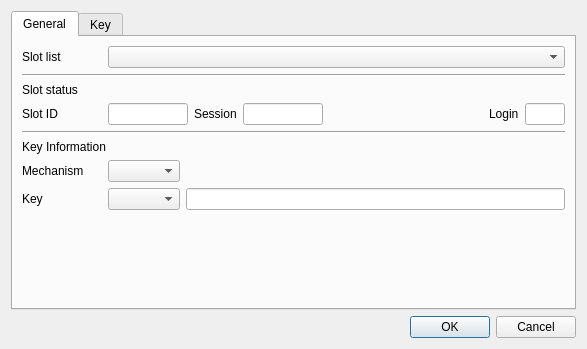
Before: the Qt Designer form CryptokiMan/create_key_dlg.ui in jykim74/CryptokiMan, drawn with Qt 5.
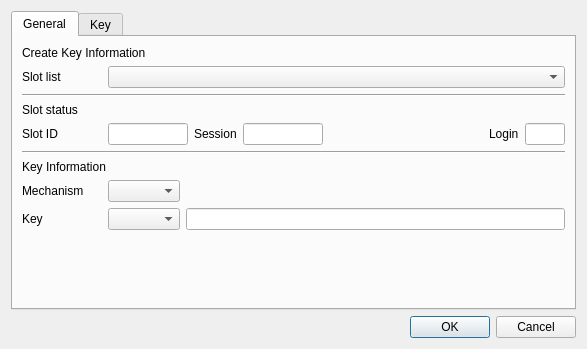
After: the same form once the commit is applied.

```diff
--- a/CryptokiMan/create_key_dlg.ui
+++ b/CryptokiMan/create_key_dlg.ui
@@ -24,6 +24,13 @@
        <string>General</string>
       </attribute>
       <layout class="QVBoxLayout" name="verticalLayout_2">
+       <item>
+        <widget class="QLabel" name="label_13">
+         <property name="text">
+          <string>Create Key Information</string>
+         </property>
+        </widget>
+       </item>
        <item>
         <layout class="QGridLayout" name="gridLayout">
          <property name="topMargin">
```
